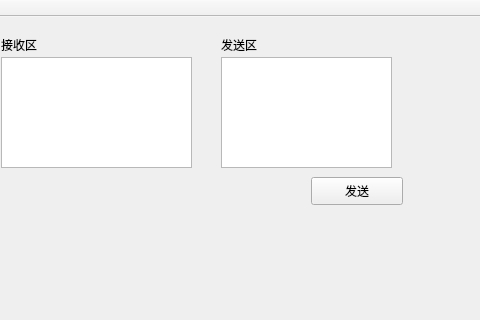
Qt form mainwindow.ui (kingvei/Sample_Qt) before a commit; both pictures show x 359 to 839 and y 0 to 320 of the 839 by 540 pixel window.
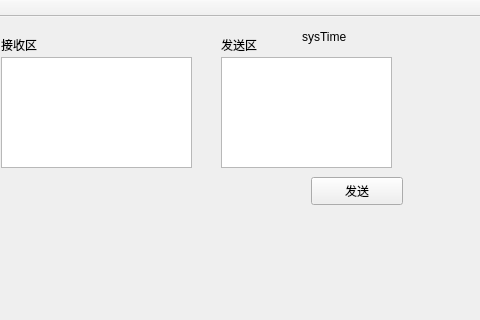
The same form after that commit.

Commit message: 增加定时器 更新界面

What changed in the file:
```diff
--- a/mainwindow.ui
+++ b/mainwindow.ui
@@ -382,6 +382,19 @@
      </rect>
     </property>
    </widget>
+   <widget class="QLabel" name="sysTimeLabel">
+    <property name="geometry">
+     <rect>
+      <x>661</x>
+      <y>10</y>
+      <width>151</width>
+      <height>20</height>
+     </rect>
+    </property>
+    <property name="text">
+     <string>sysTime</string>
+    </property>
+   </widget>
   </widget>
   <widget class="QMenuBar" name="menuBar">
    <property name="geometry">
```
The commit also changes 4 other files.
